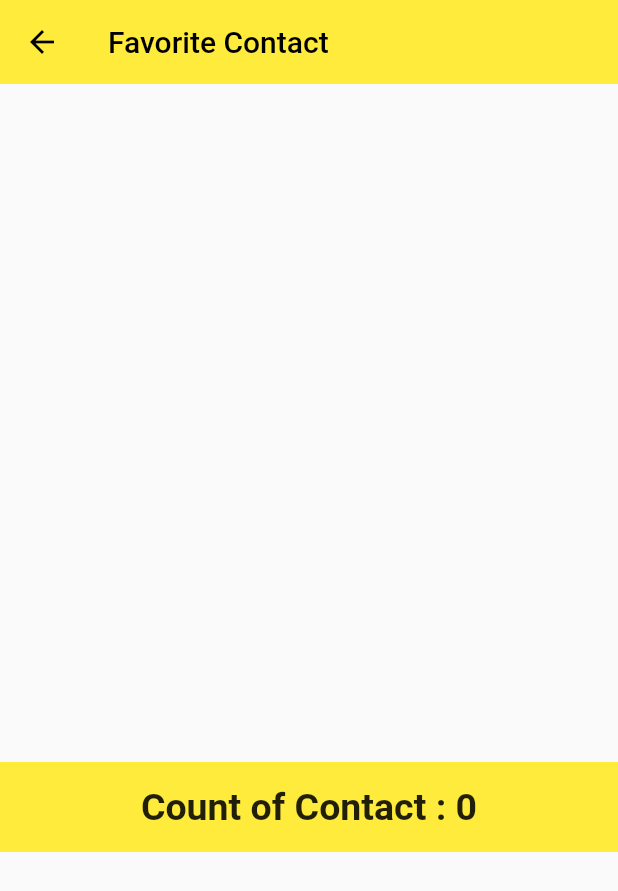
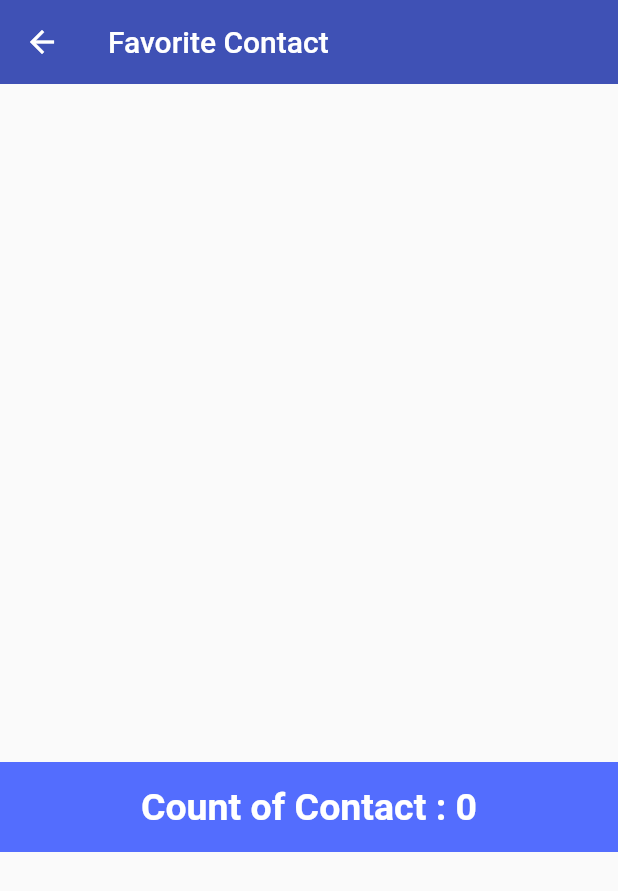
Before and after one commit to mahmoud-eslami/contact_simple, a Flutter app: the screen it shows after launch, after a tap on the "favorite" icon, on a phone screen of 412 x 824 dp. Shown: the top 891 px of the screen. Run offline on Flutter 3.47's test engine with Material 2 defaults, Android fonts, the phone set to English and light mode, and no system bars.

Commit message:
change colors of all app

```diff
--- a/lib/Screen/add.dart
+++ b/lib/Screen/add.dart
@@ -15,7 +15,7 @@ class Add extends StatelessWidget {
     var item_provider = Provider.of<Contacts>(context);
 
     return Scaffold(
-      backgroundColor: Colors.yellow,
+      backgroundColor: Colors.white,
       appBar: AppBar(
         elevation: 0,
         leading: IconButton(
@@ -45,6 +45,7 @@ class Add extends StatelessWidget {
                 data: ThemeData(primaryColor: Colors.black),
                 child: TextFormField(
                   controller: name_controller,
+                  cursorColor: Colors.black,
                   decoration: InputDecoration(
                       labelText: 'Name',
                       labelStyle: TextStyle(color: Colors.black),
@@ -71,6 +72,7 @@ class Add extends StatelessWidget {
                 data: ThemeData(primaryColor: Colors.black),
                 child: TextFormField(
                   controller: phone_controller,
+                  cursorColor: Colors.black,
                   decoration: InputDecoration(
                       labelText: 'Phone',
                       labelStyle: TextStyle(color: Colors.black),
@@ -91,7 +93,7 @@ class Add extends StatelessWidget {
                 ),
               ),
               SizedBox(
-                height: 100,
+                height: 60,
               ),
               ButtonTheme(
                 height: 50,
--- a/lib/Screen/contact.dart
+++ b/lib/Screen/contact.dart
@@ -7,20 +7,21 @@ import 'package:provider/provider.dart';
 class Contact extends StatelessWidget {
   @override
   Widget build(BuildContext context) {
+
     var item_provider = Provider.of<Contacts>(context);
 
     return Scaffold(
       appBar: AppBar(
         elevation: 0,
-        backgroundColor: Colors.teal,
+        backgroundColor: Colors.indigo,
         title: Text(
           'Contacts',
-          style: TextStyle(color: Colors.black),
+          style: TextStyle(color: Colors.white),
         ),
         leading: IconButton(
           icon: Icon(
             Icons.favorite,
-            color: Colors.black,
+            color: Colors.redAccent,
           ),
           onPressed: () {
             Navigator.push(
@@ -29,16 +30,15 @@ class Contact extends StatelessWidget {
         ),
       ),
       floatingActionButton: FloatingActionButton(
-        backgroundColor: Colors.yellow,
-        hoverColor: Colors.black,
+        backgroundColor: Colors.indigoAccent,
         onPressed: () {
           Navigator.push(
               context, MaterialPageRoute(builder: (context) => Add()));
         },
         tooltip: 'Add Contact',
         child: Icon(
-          Icons.add,
-          color: Colors.black,
+          Icons.account_box,
+          color: Colors.white,
         ),
       ),
       body: ListView.builder(
--- a/lib/Screen/favorite.dart
+++ b/lib/Screen/favorite.dart
@@ -13,15 +13,15 @@ class Favorite extends StatelessWidget {
     return Scaffold(
       appBar: AppBar(
         elevation: 0,
-        backgroundColor: Colors.yellow,
+        backgroundColor: Colors.indigo,
         title: Text(
           'Favorite Contact',
-          style: TextStyle(color: Colors.black),
+          style: TextStyle(color: Colors.white),
         ),
         leading: IconButton(
           icon: Icon(
             Icons.arrow_back,
-            color: Colors.black,
+            color: Colors.white,
           ),
           onPressed: () {
             Navigator.push(
@@ -50,11 +50,11 @@ class Favorite extends StatelessWidget {
           ),
           Container(
             height: 60,
-            color: Colors.yellow,
+            color: Colors.indigoAccent,
               child: Center(
                 child: Text(
                   'Count of Contact : ' + item_provider.favorites().length.toString(),
-                  style: TextStyle(fontSize: 25,fontWeight: FontWeight.bold),
+                  style: TextStyle(fontSize: 25,fontWeight: FontWeight.bold,color: Colors.white),
                 ),
               )
           ),
```
